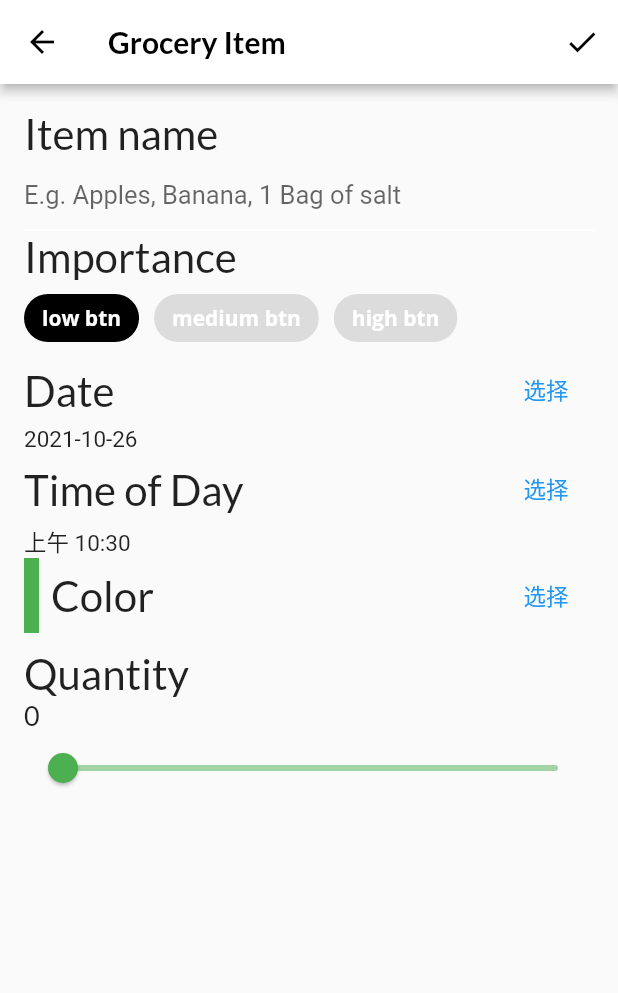
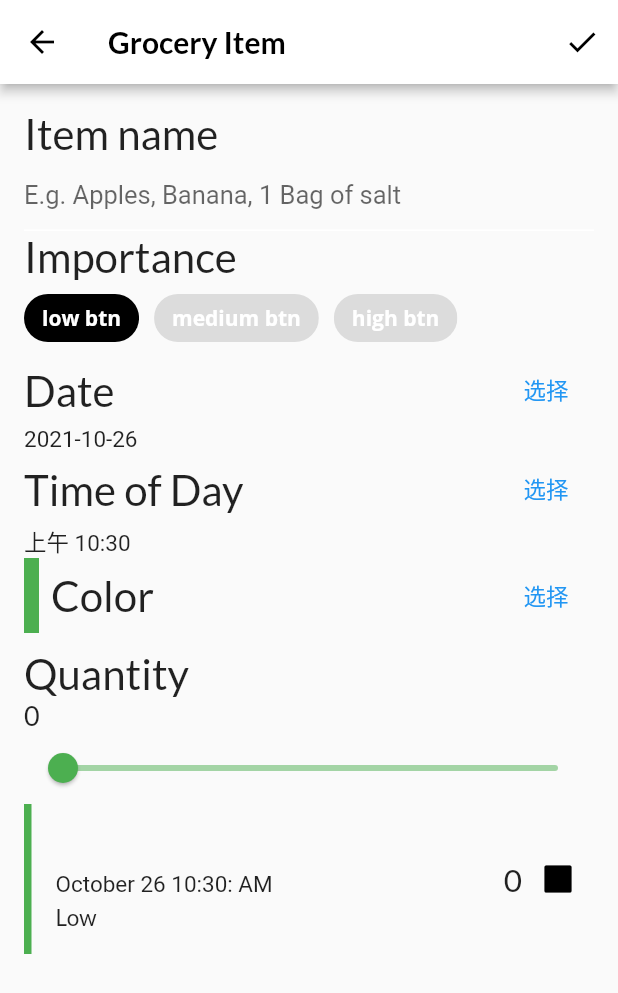
Before and after one commit to MoonCheung/dart-source, a Flutter app: the screen it shows after launch, item 3 of the bottom bar chosen, after a tap on the "add" icon, on a phone screen of 412 x 824 dp. Shown: the top 993 px of the screen. Run offline on Flutter 3.47's test engine with Material 2 defaults, Android fonts, the phone set to English and light mode, and no system bars; our stand-ins replace flutter_colorpicker, google_fonts.

Commit message:
feat: 杂货店功能

```diff
--- /dev/null
+++ b/flutter_scroll/lib/components/grocery_tile.dart
@@ -0,0 +1,101 @@
+import 'package:flutter/material.dart';
+import 'package:google_fonts/google_fonts.dart'; // Google 字体 依赖包
+import 'package:intl/intl.dart';
+
+import '../models/grocery_item.dart';
+
+class GroceryTile extends StatelessWidget {
+  // 声明来自 grocery_item 模型类型
+  final GroceryItem item;
+  // 声明回调函数，可让您知道用户是否打开或关闭了复选框
+  final Function(bool?)? onComplete;
+  // 声明文本装饰物
+  final TextDecoration textDecoration;
+
+  GroceryTile({Key? key, required this.item, this.onComplete})
+      : this.textDecoration =
+            item.isComplete ? TextDecoration.lineThrough : TextDecoration.none,
+        super(key: key);
+
+  @override
+  Widget build(BuildContext context) {
+    // TODO 21: Change this Widget
+    // NOTE: 这里不需要 Container 容器，由SizedBox小部件来代替
+    return SizedBox(
+        height: 100,
+        child: Row(
+          mainAxisAlignment: MainAxisAlignment.spaceBetween,
+          children: <Widget>[
+            // TODO 22: Add Row to group (name, date, importance)
+            Row(children: <Widget>[
+              Container(width: 5.0, color: item.color),
+              const SizedBox(width: 16.0),
+              Column(
+                  mainAxisAlignment: MainAxisAlignment.center,
+                  crossAxisAlignment: CrossAxisAlignment.start,
+                  children: <Widget>[
+                    // 显示名称
+                    Text(
+                      item.name,
+                      style: GoogleFonts.lato(
+                          decoration: textDecoration,
+                          fontSize: 21.0,
+                          fontWeight: FontWeight.bold),
+                    ),
+                    const SizedBox(height: 4.0),
+                    // 返回时间显示
+                    buildDate(),
+                    const SizedBox(height: 4.0),
+                    // 返回标签显示
+                    buildImportance(),
+                  ])
+            ]),
+            // TODO 23: Add Row to group (quantity, checkbox)
+            Row(children: <Widget>[
+              Text(
+                // 显示项目的数量
+                item.quantity.toString(),
+                style: GoogleFonts.lato(
+                    decoration: textDecoration, fontSize: 21.0),
+              ),
+              // 8
+              buildCheckbox(),
+            ])
+          ],
+        ));
+  }
+
+  // 显示重要性的标签
+  Widget buildImportance() {
+    if (item.importance == Importance.low) {
+      return Text('Low', style: GoogleFonts.lato(decoration: textDecoration));
+    } else if (item.importance == Importance.medium) {
+      return Text('medium',
+          style: GoogleFonts.lato(
+              fontWeight: FontWeight.w800, decoration: textDecoration));
+    } else if (item.importance == Importance.high) {
+      return Text('high',
+          style: GoogleFonts.lato(
+              color: Colors.red,
+              fontWeight: FontWeight.w900,
+              decoration: textDecoration));
+    } else {
+      throw Exception('这种重要性类型并不存在');
+    }
+  }
+
+  // 显示所选时间
+  Widget buildDate() {
+    final dateFormatter = DateFormat('MMMM dd h:mm: a');
+    final dateString = dateFormatter.format(item.date);
+    return Text(
+      dateString,
+      style: TextStyle(decoration: textDecoration),
+    );
+  }
+
+  // 显示复选框
+  Widget buildCheckbox() {
+    return Checkbox(value: item.isComplete, onChanged: onComplete);
+  }
+}
--- a/flutter_scroll/lib/home.dart
+++ b/flutter_scroll/lib/home.dart
@@ -41,7 +41,7 @@ class _HomeState extends State<Home> {
           ),
         ),
         // TODO: Replace body
-        body: pages[tabManager.selectedTab],
+        body: IndexedStack(index: tabManager.selectedTab, children: pages),
         bottomNavigationBar: BottomNavigationBar(
           selectedItemColor:
               Theme.of(context).textSelectionTheme.selectionColor,
--- a/flutter_scroll/lib/models/grocery_item.dart
+++ b/flutter_scroll/lib/models/grocery_item.dart
@@ -12,7 +12,7 @@ class GroceryItem {
   final DateTime date;
   final bool isComplete;
 
-  // 实例化class里面部分必传参数, 默认参数
+  // 实例化class里面部分必传参数, 其中一个默认参数
   GroceryItem(
       {required this.id,
       required this.name,
--- a/flutter_scroll/lib/screen/grocery_item_screen.dart
+++ b/flutter_scroll/lib/screen/grocery_item_screen.dart
@@ -3,12 +3,13 @@ import 'package:google_fonts/google_fonts.dart';
 import 'package:flutter_colorpicker/flutter_colorpicker.dart'; //为您的应用提供材质颜色选择器
 import 'package:intl/intl.dart'; // 提供国际化和本地化实用程序。您将使用它来格式化日期
 import 'package:uuid/uuid.dart'; // 为每个杂货项目生成唯一的密钥。这有助于您了解要添加、更新或删除的项目
+import '../components/grocery_tile.dart';
 import '../models/models.dart';
 
 class GroceryItemScreen extends StatefulWidget {
-  // 一个回调，创建项目
+  // 一个回调函数，创建项目
   final Function(GroceryItem) onCreate;
-  // 一个回调，返回更新杂货项目
+  // 一个回调函数，返回更新杂货项目
   final Function(GroceryItem) onUpdate;
   // 3
   final GroceryItem? originalItem;
@@ -81,9 +82,33 @@ class _GroceryItemScreenState extends State<GroceryItemScreen> {
     return Scaffold(
       appBar: AppBar(
           actions: [
+            // 添加打勾图标
             IconButton(
                 onPressed: () {
                   // TODO 24: Add callback handler
+                  print('点击打勾触发:${widget}');
+                  final groceryItem = GroceryItem(
+                      id: widget.originalItem?.id ?? const Uuid().v1(),
+                      name: _nameController.text,
+                      importance: _importance,
+                      color: _currentColor,
+                      quantity: _currentSliderValue,
+                      date: DateTime(
+                        _dueDate.year,
+                        _dueDate.month,
+                        _dueDate.day,
+                        _timeOfDay.hour,
+                        _timeOfDay.minute,
+                      ));
+
+                  // 使用widget 这个类本身的属性
+                  if (widget.isUpdating) {
+                    // 如果用户正在更新现有项目。
+                    widget.onUpdate(groceryItem);
+                  } else {
+                    // 如果用户正在创建新项目
+                    widget.onCreate(groceryItem);
+                  }
                 },
                 icon: const Icon(Icons.check)),
           ],
@@ -103,8 +128,23 @@ class _GroceryItemScreenState extends State<GroceryItemScreen> {
             buildColorPicker(context),
             // TODO 18: Add slider
             const SizedBox(height: 10.0),
-            buildQuantityField(context)
+            buildQuantityField(context),
             // TODO: 19: Add Grocery Tile
+            GroceryTile(
+                item: GroceryItem(
+                    id: 'previewMode',
+                    name: _name,
+                    importance: _importance,
+                    color: _currentColor,
+                    quantity: _currentSliderValue,
+                    // 年月日份、小时分钟
+                    date: DateTime(
+                      _dueDate.year,
+                      _dueDate.month,
+                      _dueDate.day,
+                      _timeOfDay.hour,
+                      _timeOfDay.minute,
+                    )))
           ])),
     );
   }
--- a/flutter_scroll/lib/screen/grocery_screen.dart
+++ b/flutter_scroll/lib/screen/grocery_screen.dart
@@ -2,6 +2,7 @@ import 'package:flutter/material.dart';
 import 'package:provider/provider.dart';
 
 import 'grocery_item_screen.dart';
+import 'grocery_list_screen.dart';
 import 'empty_grocery_screen.dart';
 import '../models/models.dart';
 
@@ -41,8 +42,7 @@ class GroceryScreen extends StatelessWidget {
   Widget buildGroceryScreen() {
     return Consumer<GroceryManager>(builder: (context, manager, child) {
       if (manager.groceryItems.isNotEmpty) {
-        // TODO 25: Add GroceryListScreen
-        return Container();
+        return GroceryListScreen(manager: manager);
       } else {
         return EmptyGroceryScreen();
       }
```
Also changed, not shown: flutter_scroll/lib/screen/grocery_list_screen.dart (added, +75 -0 lines).
